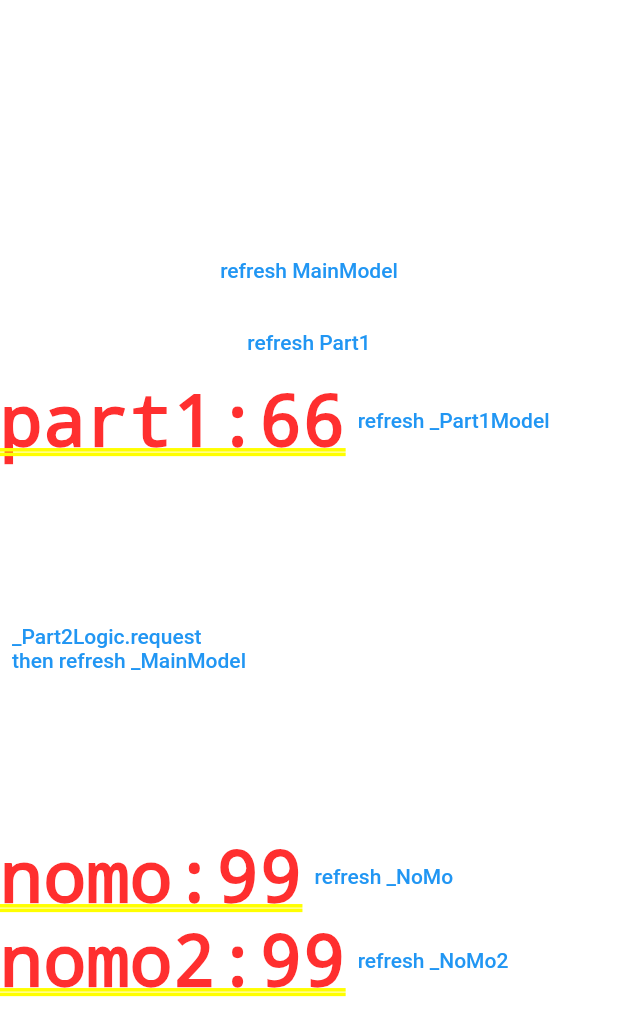
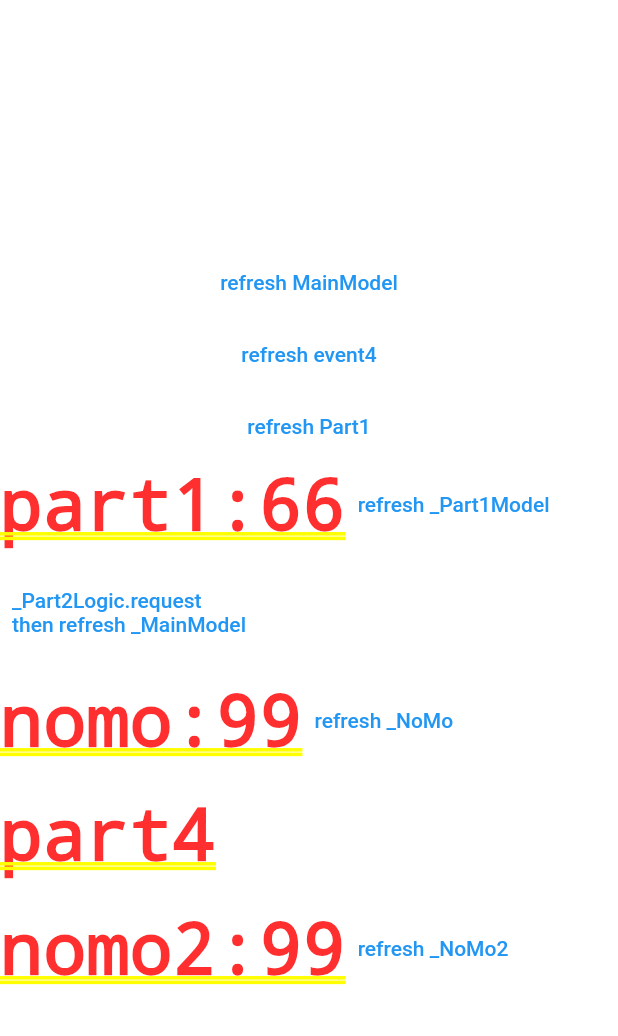
Before and after one commit to Icyoung/MoLc, a Flutter app: the screen it shows after launch, after a tap on "refresh Part1", on a phone screen of 412 x 824 dp. Shown: the top 1036 px of the screen. Run offline on Flutter 3.47's test engine with Material 2 defaults, Android fonts, the phone set to English and light mode, and no system bars.

Commit message:
add event refresh for topmodel

```diff
--- a/example/lib/main.dart
+++ b/example/lib/main.dart
@@ -3,12 +3,23 @@ import 'package:molc/molc.dart';
 
 void main() {
   runApp(
-    const TopContainer(
-      app: MaterialApp(
+    TopContainer(
+      topModels: [
+        ChangeNotifierProvider(create: (_) => TestEventModel()),
+      ],
+      app: const MaterialApp(
         home: MainPage(),
       ),
     ),
   );
+}
+
+enum TestEvent { event1, event2, event3, event4 }
+
+class TestEventModel extends TopModel with EventModel<TestEvent> {
+  TestEventModel() {
+    registerSelf();
+  }
 }
 
 class MainPage extends StatelessWidget {
@@ -36,19 +47,32 @@ class MainPage extends StatelessWidget {
               ),
               TextButton(
                 onPressed: () {
-                  model.find<_Part1Model>().refresh();
+                  context.read<TestEventModel>().refreshEvent(TestEvent.event4);
+                },
+                child: Text('refresh event4'),
+              ),
+              TextButton(
+                onPressed: () {
+                  model.find<_Part1Model>()?.refresh();
                 },
                 child: Text('refresh Part1'),
               ),
               Part1(),
               SizedBox(
-                height: 100,
+                height: 20,
               ),
               Part2(),
               SizedBox(
-                height: 100,
+                height: 20,
               ),
               Part3(),
+              SizedBox(
+                height: 20,
+              ),
+              Part4(),
+              SizedBox(
+                height: 20,
+              ),
               NoMoWidget<int>(
                 value: 99,
                 builder: (_, model, __) {
@@ -78,10 +102,12 @@ class MainPage extends StatelessWidget {
   }
 }
 
-class _MainModel extends Model {}
+class _MainModel extends WidgetModel {}
 
 class _MainLogic extends Logic {
-  void init(_MainModel model) {}
+  void init(_MainModel model) {
+    model.context.read<TestEventModel>();
+  }
 }
 
 class Part1 extends StatelessWidget {
@@ -176,3 +202,35 @@ class Part3 extends StatelessWidget {
     );
   }
 }
+
+class Part4 extends StatelessWidget {
+  const Part4({Key? key}) : super(key: key);
+
+  @override
+  Widget build(BuildContext context) {
+    return MoLcWidget<_Part4Model, _Part4Logic>(
+        modelCreate: (_) => _Part4Model(),
+        logicCreate: (_) => _Part4Logic(),
+        init: (_, model, logic) => logic.init(model),
+        builder: (_, model, logic, __) {
+          debugPrint('build==>${this.runtimeType}');
+
+          return Row(
+            children: [
+              Text(
+                'part4',
+              ),
+            ],
+          );
+        });
+  }
+}
+
+class _Part4Model extends WidgetModel
+    with PartModel, EventConsumerForPartModel {}
+
+class _Part4Logic extends Logic {
+  void init(_Part4Model model) {
+    model.listenTopModelEvent(TestEvent.event4);
+  }
+}
--- a/lib/molc.dart
+++ b/lib/molc.dart
@@ -5,6 +5,7 @@ export 'src/molc/model.dart';
 export 'src/molc/type.dart';
 export 'src/molc/widget.dart';
 export 'src/molc/builder.dart';
+export 'src/molc/top.dart';
 export 'src/molc/part.dart';
 export 'package:provider/src/provider.dart'
     show ReadContext, WatchContext, MultiProvider;
--- a/lib/src/molc/model.dart
+++ b/lib/src/molc/model.dart
@@ -15,7 +15,7 @@ abstract class Model with ChangeNotifier {
 
     /// refresh this model
     if (this is T) {
-      // debugPrint('refresh==>${this.runtimeType}');
+      debugPrint('refresh==>${this.runtimeType}');
       fn?.call();
       notifyListeners();
     }
--- a/lib/src/molc/part.dart
+++ b/lib/src/molc/part.dart
@@ -1,42 +1,10 @@
+import 'dart:collection';
+
 import 'package:flutter/widgets.dart';
+import 'package:molc/src/molc/top.dart';
 import 'package:provider/provider.dart';
-import 'package:provider/single_child_widget.dart';
 
 import 'model.dart';
-
-GlobalKey topKey = GlobalKey();
-
-class TopModel extends Model {
-  static bool get isReady => topKey.currentContext != null;
-
-  static T top<T extends TopModel>() => topKey.currentContext!.read<T>();
-}
-
-class TopContainer extends StatelessWidget {
-  final Widget app;
-  final List<SingleChildWidget>? topModels;
-
-  const TopContainer({
-    required this.app,
-    this.topModels,
-  });
-
-  @override
-  Widget build(BuildContext context) {
-    return MultiProvider(
-      providers: [
-        ChangeNotifierProvider.value(value: PartModelContainer()),
-        ...topModels ?? []
-      ],
-      child: Consumer<PartModelContainer>(
-        key: topKey,
-        builder: (context, container, _) => app,
-
-        ///do something for topContainer
-      ),
-    );
-  }
-}
 
 mixin PartModel on WidgetModel {
   void saveSelf(BuildContext? context) {
@@ -54,19 +22,30 @@ mixin PartModel on WidgetModel {
   }
 }
 
-class PartModelContainer extends TopModel {
-  Map<String, PartModel> _partModelMap = Map();
+class PartModelContainer extends TopModel with EventContainer {
+  Map<String, PartModel> _partModelMap = SplayTreeMap();
 
-  static T find<T extends PartModel>({BuildContext? context}) {
+  static T? find<T extends PartModel>({BuildContext? context}) {
+    return findFuzzy(T.toString(), context: context) as T;
+  }
+
+  static PartModel? findFuzzy(String partModelType, {BuildContext? context}) {
     final container = context != null
         ? context.read<PartModelContainer>()
         : TopModel.top<PartModelContainer>();
-    return container._partModelMap[T.toString()] as T;
+    if (!container._partModelMap.containsKey(partModelType)) {
+      return null;
+    }
+    return container._partModelMap[partModelType];
   }
 }
 
 extension FindChildModel on Model {
-  T find<T extends PartModel>({BuildContext? context}) {
+  T? find<T extends PartModel>({BuildContext? context}) {
     return PartModelContainer.find<T>(context: context);
   }
+
+  PartModel? findFuzzy(String type, {BuildContext? context}) {
+    return PartModelContainer.findFuzzy(type, context: context);
+  }
 }
--- /dev/null
+++ b/lib/src/molc/top.dart
@@ -0,0 +1,99 @@
+import 'dart:collection';
+
+import 'package:flutter/material.dart';
+import 'package:provider/provider.dart';
+import 'package:provider/single_child_widget.dart';
+
+import 'model.dart';
+import 'part.dart';
+
+GlobalKey topKey = GlobalKey();
+
+class TopModel extends Model {
+  static bool get isReady => topKey.currentContext != null;
+
+  static T top<T extends TopModel>() => topKey.currentContext!.read<T>();
+}
+
+class TopContainer extends StatelessWidget {
+  final Widget app;
+  final List<SingleChildWidget>? topModels;
+
+  const TopContainer({
+    required this.app,
+    this.topModels,
+  });
+
+  @override
+  Widget build(BuildContext context) {
+    return MultiProvider(
+      providers: [
+        ChangeNotifierProvider.value(value: PartModelContainer()),
+        ...topModels ?? []
+      ],
+      child: Consumer<PartModelContainer>(
+        key: topKey,
+        builder: (context, container, _) => app,
+
+        ///do something for topContainer
+      ),
+    );
+  }
+}
+
+/// T is Event Type, can use enum
+mixin EventModel<T> on TopModel {
+  Map<T, Set<String>> _eventPartModelListeners = Map();
+
+  ///todo register time and auto register
+  void registerSelf() {
+    TopModel.top<PartModelContainer>().registerEvent(T.toString(), this);
+  }
+
+  void _addPartModelListener(PartModel listener, T event) {
+    final listeners = _eventPartModelListeners[event] ??= Set();
+    listeners.add(listener.runtimeType.toString());
+  }
+
+  void _removePartModelListener(PartModel listener, T event) {
+    final listeners = _eventPartModelListeners[event];
+    listeners?.remove(listener.runtimeType.toString());
+  }
+
+  void refreshEvent(T event) {
+    final listeners = _eventPartModelListeners[event];
+    listeners?.map((e) => findFuzzy(e)).forEach((e) => e?.refresh());
+  }
+}
+
+mixin EventContainer on TopModel {
+  Map<String, EventModel> _eventMap = SplayTreeMap();
+
+  registerEvent<T>(String eventType, EventModel topModel) {
+    _eventMap[eventType] = topModel;
+  }
+
+  EventModel? getTopModelFromEvent(String eventType) => _eventMap[eventType];
+}
+
+mixin EventConsumerForPartModel on PartModel {
+  Set events = Set();
+
+  void listenTopModelEvent<T>(T event) {
+    events.add(event);
+    final topModel =
+        context.read<PartModelContainer>().getTopModelFromEvent(T.toString());
+    topModel?._addPartModelListener(this, event);
+  }
+
+  @override
+  void dispose() {
+    events.forEach((e) {
+      final topModel = context
+          .read<PartModelContainer>()
+          .getTopModelFromEvent(e.runtimeType.toString());
+      topModel?._removePartModelListener(this, e);
+    });
+    super.dispose();
+  }
+}
--- a/lib/src/molc/widget.dart
+++ b/lib/src/molc/widget.dart
@@ -5,6 +5,7 @@ import 'package:provider/provider.dart';
 import 'builder.dart';
 import 'logic.dart';
 import 'model.dart';
+import 'top.dart';
 import 'type.dart';
 
 class ModelWidget<T extends Model> extends StatelessWidget {
```
